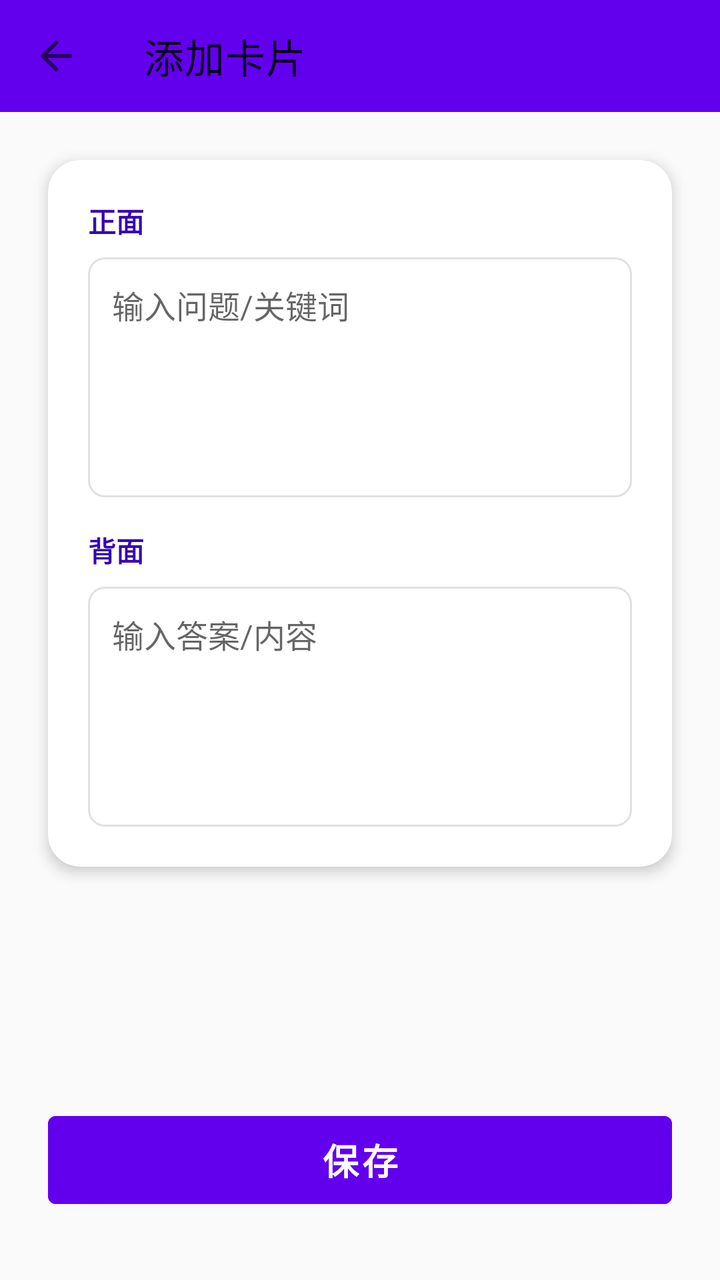
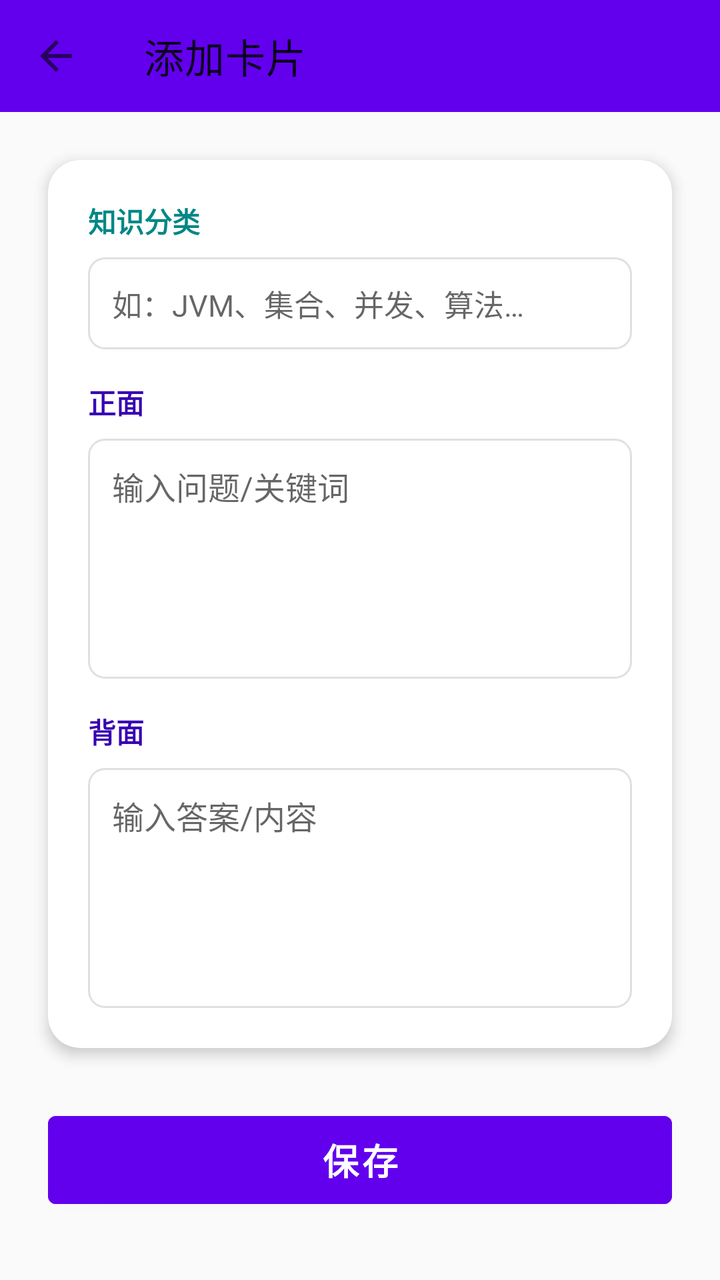

Screens rendered from an Android XML layout before and after an edit, with the pre-edit source and the edit as a unified diff.
<!-- AndroidManifest.xml: application theme Theme.MemoryCards -->
<!-- res/layout/activity_edit_card.xml -->
<?xml version="1.0" encoding="utf-8"?>
<androidx.constraintlayout.widget.ConstraintLayout xmlns:android="http://schemas.android.com/apk/res/android"
    xmlns:app="http://schemas.android.com/apk/res-auto"
    android:layout_width="match_parent"
    android:layout_height="match_parent"
    android:background="#FAFAFA">

    <androidx.appcompat.widget.Toolbar
        android:id="@+id/toolbar"
        android:layout_width="0dp"
        android:layout_height="?attr/actionBarSize"
        android:background="@color/purple_500"
        android:titleTextColor="@color/white"
        app:navigationIcon="?attr/homeAsUpIndicator"
        app:title="添加卡片"
        app:layout_constraintTop_toTopOf="parent"
        app:layout_constraintStart_toStartOf="parent"
        app:layout_constraintEnd_toEndOf="parent" />

    <com.google.android.material.card.MaterialCardView
        android:layout_width="0dp"
        android:layout_height="wrap_content"
        android:layout_margin="24dp"
        app:cardElevation="4dp"
        app:cardCornerRadius="16dp"
        app:layout_constraintTop_toBottomOf="@id/toolbar"
        app:layout_constraintStart_toStartOf="parent"
        app:layout_constraintEnd_toEndOf="parent">

        <LinearLayout
            android:layout_width="match_parent"
            android:layout_height="wrap_content"
            android:orientation="vertical"
            android:padding="20dp">

            <TextView
                android:layout_width="wrap_content"
                android:layout_height="wrap_content"
                android:text="@string/front"
                android:textSize="14sp"
                android:textColor="@color/purple_700"
                android:textStyle="bold"
                android:layout_marginBottom="8dp" />

            <EditText
                android:id="@+id/etFront"
                android:layout_width="match_parent"
                android:layout_height="120dp"
                android:hint="@string/card_front_hint"
                android:gravity="top|start"
                android:padding="12dp"
                android:background="@drawable/edit_text_bg"
                android:textSize="16sp" />

            <TextView
                android:layout_width="wrap_content"
                android:layout_height="wrap_content"
                android:text="@string/back"
                android:textSize="14sp"
                android:textColor="@color/purple_700"
                android:textStyle="bold"
                android:layout_marginTop="16dp"
                android:layout_marginBottom="8dp" />

            <EditText
                android:id="@+id/etBack"
                android:layout_width="match_parent"
                android:layout_height="120dp"
                android:hint="@string/card_back_hint"
                android:gravity="top|start"
                android:padding="12dp"
                android:background="@drawable/edit_text_bg"
                android:textSize="16sp" />

        </LinearLayout>

    </com.google.android.material.card.MaterialCardView>

    <Button
        android:id="@+id/btnSave"
        android:layout_width="0dp"
        android:layout_height="56dp"
        android:text="@string/save"
        android:textSize="18sp"
        android:textStyle="bold"
        android:layout_marginHorizontal="24dp"
        android:layout_marginBottom="32dp"
        android:backgroundTint="@color/purple_500"
        android:textColor="@color/white"
        app:layout_constraintBottom_toBottomOf="parent"
        app:layout_constraintStart_toStartOf="parent"
        app:layout_constraintEnd_toEndOf="parent" />

</androidx.constraintlayout.widget.ConstraintLayout>
<!-- resources referenced by this layout -->
<resources>
  <color name="purple_500">#FF6200EE</color>
  <color name="purple_700">#FF3700B3</color>
  <color name="white">#FFFFFFFF</color>
  <!-- drawable edit_text_bg (drawable) -->
  <shape xmlns:android="http://schemas.android.com/apk/res/android">
      <stroke
          android:width="1dp"
          android:color="#E0E0E0" />
      <corners android:radius="8dp" />
      <padding
          android:left="4dp"
          android:right="4dp" />
  </shape>
  <string name="back">背面</string>
  <string name="card_back_hint">输入答案/内容</string>
  <string name="card_front_hint">输入问题/关键词</string>
  <string name="front">正面</string>
  <string name="save">保存</string>
  <style name="Theme.MemoryCards" parent="Theme.MaterialComponents.DayNight.NoActionBar">
          <item name="colorPrimary">@color/purple_500</item>
          <item name="colorPrimaryVariant">@color/purple_700</item>
          <item name="colorOnPrimary">@color/white</item>
          <item name="colorSecondary">@color/teal_200</item>
          <item name="colorSecondaryVariant">@color/teal_700</item>
      </style>
  <color name="teal_200">#FF03DAC5</color>
  <color name="teal_700">#FF018786</color>
</resources>

<!-- the commit's change to res/layout/activity_edit_card.xml (unified diff, before → after) -->
@@ -17,64 +17,92 @@
         app:layout_constraintStart_toStartOf="parent"
         app:layout_constraintEnd_toEndOf="parent" />
 
-    <com.google.android.material.card.MaterialCardView
+    <ScrollView
         android:layout_width="0dp"
-        android:layout_height="wrap_content"
-        android:layout_margin="24dp"
-        app:cardElevation="4dp"
-        app:cardCornerRadius="16dp"
+        android:layout_height="0dp"
         app:layout_constraintTop_toBottomOf="@id/toolbar"
+        app:layout_constraintBottom_toTopOf="@id/btnSave"
         app:layout_constraintStart_toStartOf="parent"
         app:layout_constraintEnd_toEndOf="parent">
 
-        <LinearLayout
+        <com.google.android.material.card.MaterialCardView
             android:layout_width="match_parent"
             android:layout_height="wrap_content"
-            android:orientation="vertical"
-            android:padding="20dp">
+            android:layout_margin="24dp"
+            app:cardElevation="4dp"
+            app:cardCornerRadius="16dp">
 
-            <TextView
-                android:layout_width="wrap_content"
+            <LinearLayout
+                android:layout_width="match_parent"
                 android:layout_height="wrap_content"
-                android:text="@string/front"
-                android:textSize="14sp"
-                android:textColor="@color/purple_700"
-                android:textStyle="bold"
-                android:layout_marginBottom="8dp" />
+                android:orientation="vertical"
+                android:padding="20dp">
 
-            <EditText
-                android:id="@+id/etFront"
-                android:layout_width="match_parent"
-                android:layout_height="120dp"
-                android:hint="@string/card_front_hint"
-                android:gravity="top|start"
-                android:padding="12dp"
-                android:background="@drawable/edit_text_bg"
-                android:textSize="16sp" />
+                <TextView
+                    android:layout_width="wrap_content"
+                    android:layout_height="wrap_content"
+                    android:text="@string/category"
+                    android:textSize="14sp"
+                    android:textColor="@color/teal_700"
+                    android:textStyle="bold"
+                    android:layout_marginBottom="8dp" />
 
-            <TextView
-                android:layout_width="wrap_content"
-                android:layout_height="wrap_content"
-                android:text="@string/back"
-                android:textSize="14sp"
-                android:textColor="@color/purple_700"
-                android:textStyle="bold"
-                android:layout_marginTop="16dp"
-                android:layout_marginBottom="8dp" />
+                <AutoCompleteTextView
+                    android:id="@+id/etCategory"
+                    android:layout_width="match_parent"
+                    android:layout_height="wrap_content"
+                    android:hint="@string/category_hint"
+                    android:padding="12dp"
+                    android:background="@drawable/edit_text_bg"
+                    android:textSize="15sp"
+                    android:inputType="text"
+                    android:singleLine="true" />
 
-            <EditText
-                android:id="@+id/etBack"
-                android:layout_width="match_parent"
-                android:layout_height="120dp"
-                android:hint="@string/card_back_hint"
-                android:gravity="top|start"
-                android:padding="12dp"
-                android:background="@drawable/edit_text_bg"
-                android:textSize="16sp" />
+                <TextView
+                    android:layout_width="wrap_content"
+                    android:layout_height="wrap_content"
+                    android:text="@string/front"
+                    android:textSize="14sp"
+                    android:textColor="@color/purple_700"
+                    android:textStyle="bold"
+                    android:layout_marginTop="16dp"
+                    android:layout_marginBottom="8dp" />
 
-        </LinearLayout>
+                <EditText
+                    android:id="@+id/etFront"
+                    android:layout_width="match_parent"
+                    android:layout_height="120dp"
+                    android:hint="@string/card_front_hint"
+                    android:gravity="top|start"
+                    android:padding="12dp"
+                    android:background="@drawable/edit_text_bg"
+                    android:textSize="16sp" />
 
-    </com.google.android.material.card.MaterialCardView>
+                <TextView
+                    android:layout_width="wrap_content"
+                    android:layout_height="wrap_content"
+                    android:text="@string/back"
+                    android:textSize="14sp"
+                    android:textColor="@color/purple_700"
+                    android:textStyle="bold"
+                    android:layout_marginTop="16dp"
+                    android:layout_marginBottom="8dp" />
+
+                <EditText
+                    android:id="@+id/etBack"
+                    android:layout_width="match_parent"
+                    android:layout_height="120dp"
+                    android:hint="@string/card_back_hint"
+                    android:gravity="top|start"
+                    android:padding="12dp"
+                    android:background="@drawable/edit_text_bg"
+                    android:textSize="16sp" />
+
+            </LinearLayout>
+
+        </com.google.android.material.card.MaterialCardView>
+
+    </ScrollView>
 
     <Button
         android:id="@+id/btnSave"
<!-- resource entries referenced after the edit -->
@@ -16,6 +16,8 @@
   <string name="back">背面</string>
   <string name="card_back_hint">输入答案/内容</string>
   <string name="card_front_hint">输入问题/关键词</string>
+  <string name="category">知识分类</string>
+  <string name="category_hint">如：JVM、集合、并发、算法…</string>
   <string name="front">正面</string>
   <string name="save">保存</string>
   <style name="Theme.MemoryCards" parent="Theme.MaterialComponents.DayNight.NoActionBar">
